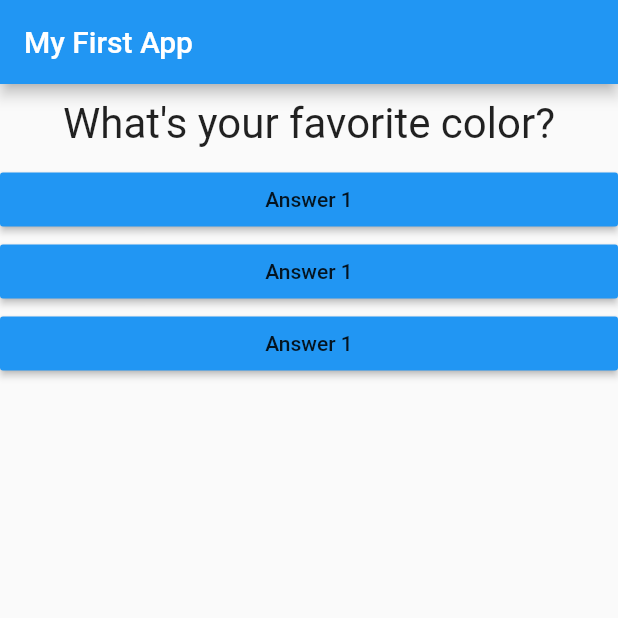
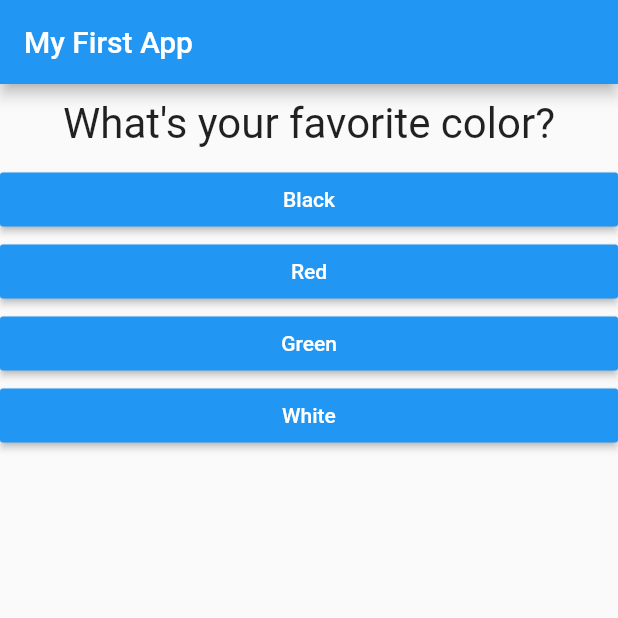
Before and after one commit to nishit1606/Basic_quiz_app, a Flutter app: the screen it shows after launch, on a phone screen of 412 x 824 dp, the top half of it. Run offline on Flutter 3.47's test engine with Material 2 defaults, Android fonts, the light colour scheme and no system bars.

Commit message:
modified main and answer file

```diff
--- a/lib/answer.dart
+++ b/lib/answer.dart
@@ -2,15 +2,18 @@
 
 class Answer extends StatelessWidget {
   final Function selectHandler;
-  Answer(this.selectHandler);
+  final String answerText;
+
+  Answer(this.selectHandler, this.answerText);
+
   @override
   Widget build(BuildContext context) {
     return Container(
       width: double.infinity,
-      // ignore: deprecated_member_use
       child: RaisedButton(
         color: Colors.blue,
-        child: Text('Answer 1'),
+        textColor: Colors.white,
+        child: Text(answerText),
         onPressed: selectHandler,
       ),
     );
--- a/lib/main.dart
+++ b/lib/main.dart
@@ -30,8 +30,18 @@
   @override
   Widget build(BuildContext context) {
     var questions = [
-      'What\'s your favorite color?',
-      'What\'s your favorite animal?',
+      {
+        'questionText': 'What\'s your favorite color?',
+        'answers': ['Black', 'Red', 'Green', 'White'],
+      },
+      {
+        'questionText': 'What\'s your favorite animal?',
+        'answers': ['Rabbit', 'Snake', 'Elephant', 'Lion'],
+      },
+      {
+        'questionText': 'Who\'s your favorite instructor?',
+        'answers': ['Max', 'Max', 'Max', 'Max'],
+      },
     ];
     return MaterialApp(
       home: Scaffold(
@@ -41,11 +51,12 @@
         body: Column(
           children: [
             Question(
-              questions[_questionIndex],
+              questions[_questionIndex]['questionText'],
             ),
-            Answer(_answerQuestion),
-            Answer(_answerQuestion),
-            Answer(_answerQuestion),
+            ...(questions[_questionIndex]['answers'] as List<String>)
+                .map((answer) {
+              return Answer(_answerQuestion, answer);
+            }).toList()
           ],
         ),
       ),
```
